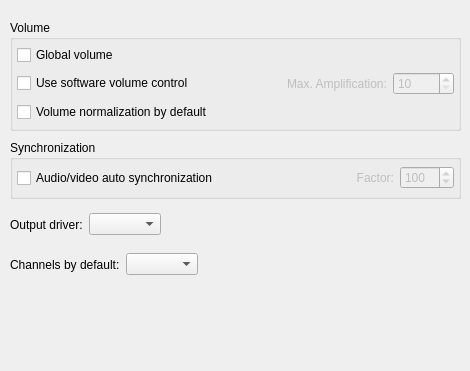
Above: src/merge/prefaudio.ui from milislinux-topluluk/Milis-Video before the change. Below: the same form after it.
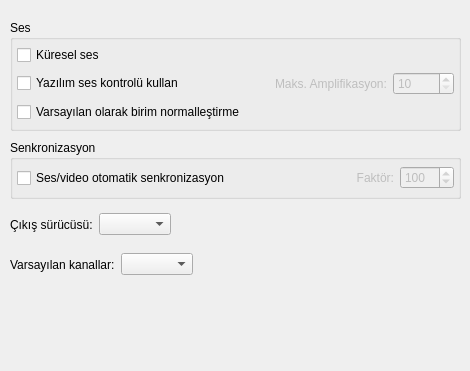
That is the form after the change.

The edit to the form file:
```diff
--- a/src/merge/prefaudio.ui
+++ b/src/merge/prefaudio.ui
@@ -23,7 +23,7 @@
     </rect>
    </property>
    <property name="title">
-    <string>Volume</string>
+    <string>Ses</string>
    </property>
    <layout class="QVBoxLayout">
     <property name="leftMargin">
@@ -41,7 +41,7 @@
     <item>
      <widget class="QCheckBox" name="global_volume_check">
       <property name="text">
-       <string>Global volume</string>
+       <string>Küresel ses</string>
       </property>
      </widget>
     </item>
@@ -65,7 +65,7 @@
       <item>
        <widget class="QCheckBox" name="softvol_check">
         <property name="text">
-         <string>Use software volume control</string>
+         <string>Yazılım ses kontrolü kullan</string>
         </property>
        </widget>
       </item>
@@ -88,7 +88,7 @@
          <bool>false</bool>
         </property>
         <property name="text">
-         <string>Max. Amplification:</string>
+         <string>Maks. Amplifikasyon:</string>
         </property>
         <property name="wordWrap">
          <bool>false</bool>
@@ -116,7 +116,7 @@
     <item>
      <widget class="QCheckBox" name="volnorm_check">
       <property name="text">
-       <string>Volume normalization by default</string>
+       <string>Varsayılan olarak birim normalleştirme</string>
       </property>
      </widget>
     </item>
@@ -132,7 +132,7 @@
     </rect>
    </property>
    <property name="title">
-    <string>Synchronization</string>
+    <string>Senkronizasyon</string>
    </property>
    <layout class="QVBoxLayout" name="_3">
     <property name="leftMargin">
@@ -152,7 +152,7 @@
       <item>
        <widget class="QCheckBox" name="autosync_check">
         <property name="text">
-         <string>Audio/video auto synchronization</string>
+         <string>Ses/video otomatik senkronizasyon</string>
         </property>
        </widget>
       </item>
@@ -178,7 +178,7 @@
          <bool>false</bool>
         </property>
         <property name="text">
-         <string>Factor:</string>
+         <string>Faktör:</string>
         </property>
         <property name="alignment">
          <set>Qt::AlignRight|Qt::AlignTrailing|Qt::AlignVCenter</set>
@@ -224,7 +224,7 @@
     <item>
      <widget class="QLabel" name="ao_label">
       <property name="text">
-       <string>Output driver:</string>
+       <string>Çıkış sürücüsü:</string>
       </property>
       <property name="wordWrap">
        <bool>false</bool>
@@ -290,7 +290,7 @@
     <item>
      <widget class="QLabel" name="label">
       <property name="text">
-       <string>Channels by default:</string>
+       <string>Varsayılan kanallar:</string>
       </property>
       <property name="buddy">
        <cstring>channels_combo</cstring>
```
